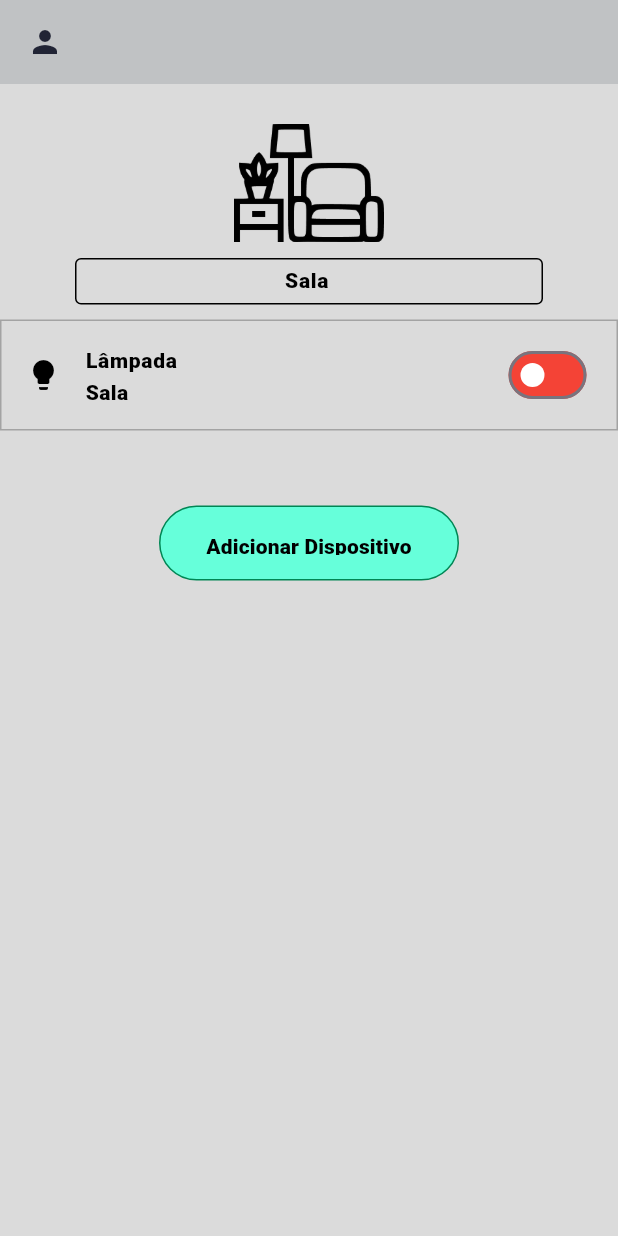
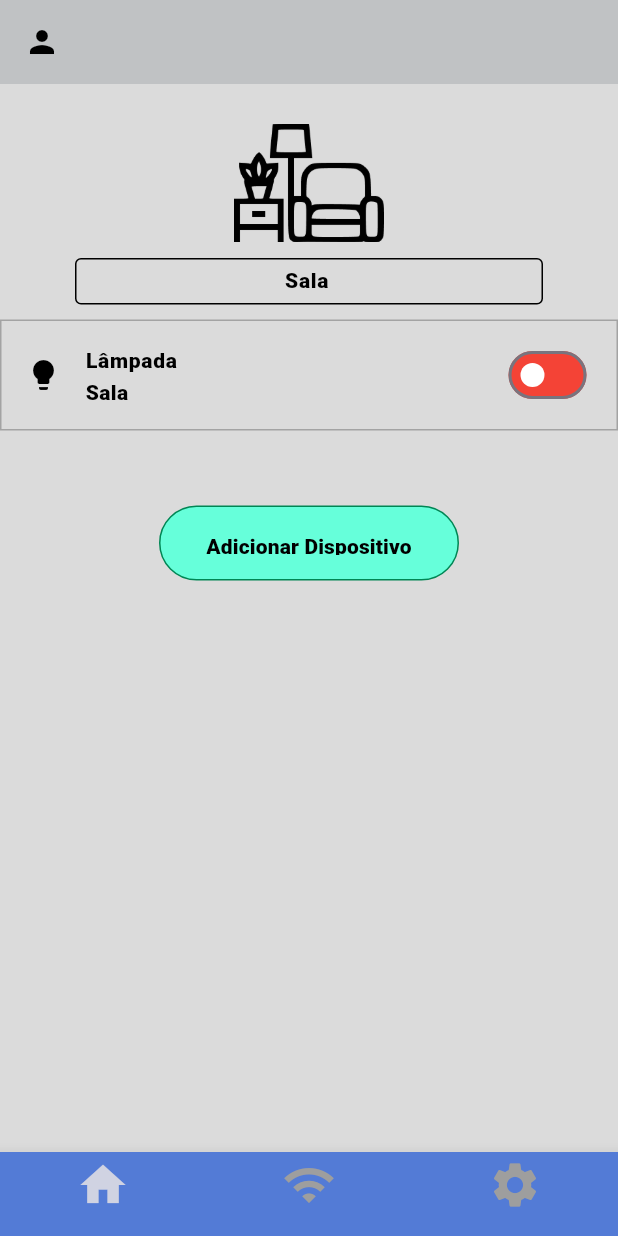
Before and after one commit to Sara-Mirian-Santos/SmartHouse, a Flutter app: the sala screen opened directly, on a phone screen of 412 x 824 dp. Run offline on Flutter 3.47's test engine with Material 3 defaults, Android fonts, the phone set to English and light mode, and no system bars; our stand-ins replace cloud_firestore, firebase_core; accounts and stored records are empty.

Commit message:
Update sala.dart
adicionei a barra inferior e a função para abri o perfil

```diff
--- a/smart_house/smart_house/lib/sala.dart
+++ b/smart_house/smart_house/lib/sala.dart
@@ -1,6 +1,7 @@
 ///File download from FlutterViz- Drag and drop a tools. For more details visit https://flutterviz.io/
 
 import 'package:flutter/material.dart';
+import 'package:smart_house/perfil.dart';
 
 class sala extends StatefulWidget {
   const sala({super.key});
@@ -25,10 +26,48 @@ class _salaState extends State<sala> {
         ),
         actions: [
           Padding(
-            padding: EdgeInsets.fromLTRB(0, 0, 370, 0),
-            child: Icon(Icons.person, color: Color(0xff212435), size: 24),
+            padding: EdgeInsets.fromLTRB(0, 0, 360, 0),
+            child:
+            IconButton(
+              icon: const Icon(Icons.person),
+              iconSize: 24,
+              color: Colors.black,
+              onPressed: () {
+                Navigator.push(
+                    context,
+                    MaterialPageRoute(
+                        builder: (context) => perfil()));
+              },
+            ),
           ),
         ],
+      ),
+      bottomNavigationBar: BottomNavigationBar(           //barra inferior
+        items: const <BottomNavigationBarItem> [
+          BottomNavigationBarItem(
+            icon: Icon(Icons.home),
+            label: "",
+          ),
+          BottomNavigationBarItem(
+            icon: Icon(Icons.wifi),
+            label: "",
+          ),
+          BottomNavigationBarItem(
+            icon: Icon(Icons.settings),
+            label: "",
+          ),
+        ],
+        backgroundColor: Color(0xff537bd6),
+        currentIndex: 0,
+        elevation: 8,
+        iconSize: 36,
+        selectedItemColor: Color(0xffd0d3e2),
+        unselectedItemColor: Color(0xff9e9e9e),
+        selectedFontSize: 8,
+        unselectedFontSize:8,
+        showSelectedLabels: true,
+        showUnselectedLabels: true,
+        onTap: (value){},
       ),
       body: Container(
         alignment: Alignment.center,
```
